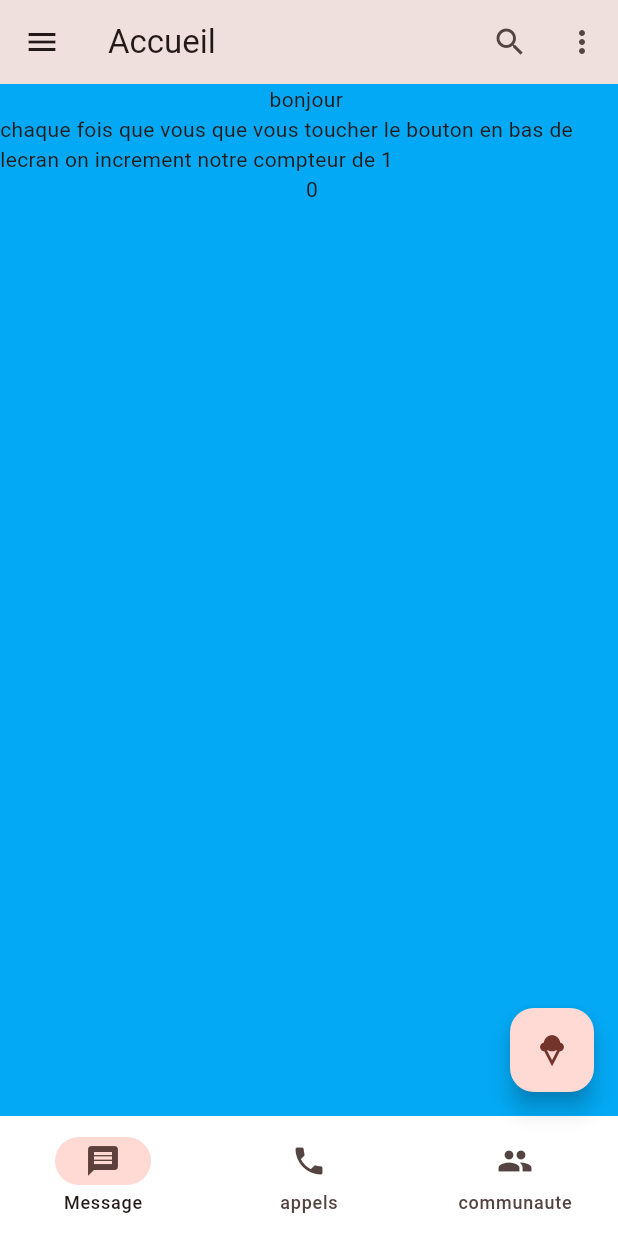
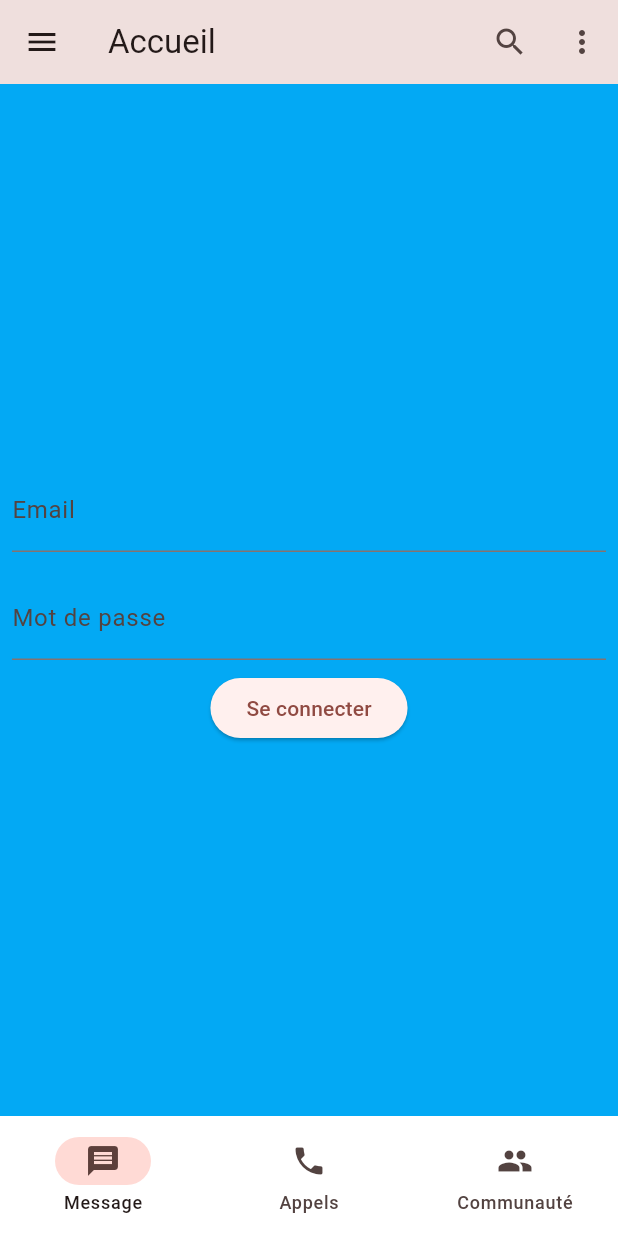
Before and after one commit to Isabelle-Comp/gestionDepense, a Flutter app: the screen it shows after launch, on a phone screen of 412 x 824 dp. Run offline on Flutter 3.47's test engine with Material 3 defaults, Android fonts, the phone set to English and light mode, and no system bars; our stand-ins replace shared_preferences.

Commit message:
Isabelle-comp

```diff
--- a/lib/main.dart
+++ b/lib/main.dart
@@ -1,78 +1,140 @@
 import 'package:flutter/material.dart';
-
-
+import 'package:shared_preferences/shared_preferences.dart';
 
 void main() {
-
-  print("bonjour");
   runApp(HomePage());
-
 }
 
 class HomePage extends StatefulWidget {
-  //const HomePage({super.key});
+  @override
+  State<HomePage> createState() => StatApp();
+}
+
+class StatApp extends State<HomePage> {
+  Color bg = Colors.lightBlue;
+  int count = 0;
+  bool isLoggedIn = false; // Variable pour vérifier si l'utilisateur est connecté
+
+  TextEditingController emailController = TextEditingController();
+  TextEditingController passwordController = TextEditingController();
 
   @override
-  State<HomePage> createState() {
-    // TODO: implement createElement
-    return StatApp() ;
+  void initState() {
+    super.initState();
+    _checkLoginStatus(); // Vérifier le statut de connexion lors du lancement de l'app
   }
-}
 
-class StatApp extends State<HomePage>{
-  Color bg= Colors.lightBlue;
-  int count=0;
+  // Vérifie si l'utilisateur est connecté
+  _checkLoginStatus() async {
+    SharedPreferences prefs = await SharedPreferences.getInstance();
+    setState(() {
+      isLoggedIn = prefs.getBool('isLoggedIn') ?? false;
+    });
+  }
+
+  // Fonction pour se connecter
+  _login() async {
+    String email = emailController.text;
+    String password = passwordController.text;
+
+    // Simuler une vérification simple (vous pouvez remplacer par une vraie logique d'authentification)
+    if (email == "user@example.com" && password == "password123") {
+      SharedPreferences prefs = await SharedPreferences.getInstance();
+      await prefs.setBool('isLoggedIn', true);
+      setState(() {
+        isLoggedIn = true;
+      });
+    } else {
+      ScaffoldMessenger.of(context).showSnackBar(SnackBar(
+        content: Text("Identifiants incorrects"),
+      ));
+    }
+  }
+
+  // Fonction pour se déconnecter
+  _logout() async {
+    SharedPreferences prefs = await SharedPreferences.getInstance();
+    await prefs.setBool('isLoggedIn', false);
+    setState(() {
+      isLoggedIn = false;
+    });
+  }
+
   @override
-  Widget build(BuildContext context){
+  Widget build(BuildContext context) {
     return MaterialApp(
-
       debugShowCheckedModeBanner: false,
-
       home: Scaffold(
-
         appBar: AppBar(
-          title: Text("Accueil"), elevation:122 ,
-
+          title: Text("Accueil"),
+          elevation: 122,
           actions: [
             IconButton(onPressed: () {}, icon: Icon(Icons.search)),
             IconButton(onPressed: () {}, icon: Icon(Icons.more_vert)),
           ],
         ),
         drawer: Drawer(),
-        body: Column(
-
-            children: [
-              Text("bonjour "),
-              Text("chaque fois que vous que vous toucher le bouton en bas de lecran on increment notre compteur de 1 "),
-              Text(" $count"),
-            ]
-
-
-
-
+        body: isLoggedIn
+            ? Column(
+          mainAxisAlignment: MainAxisAlignment.center,
+          children: [
+            Text(
+              "Bienvenue !",
+              style: TextStyle(fontSize: 30, fontWeight: FontWeight.bold),
+            ),
+            Text("Compteur: $count"),
+            SizedBox(height: 20),
+            ElevatedButton(
+              onPressed: _logout,
+              child: Text("Se déconnecter"),
+            ),
+            FloatingActionButton(
+              onPressed: () {
+                setState(() {
+                  count++;
+                });
+              },
+              child: Icon(Icons.add),
+            ),
+          ],
+        )
+            : Column(
+          mainAxisAlignment: MainAxisAlignment.center,
+          children: [
+            Padding(
+              padding: const EdgeInsets.all(8.0),
+              child: TextField(
+                controller: emailController,
+                decoration: InputDecoration(labelText: 'Email'),
+              ),
+            ),
+            Padding(
+              padding: const EdgeInsets.all(8.0),
+              child: TextField(
+                controller: passwordController,
+                decoration: InputDecoration(labelText: 'Mot de passe'),
+                obscureText: true,
+              ),
+            ),
+            ElevatedButton(
+              onPressed: _login,
+              child: Text("Se connecter"),
+            ),
+          ],
         ),
         bottomNavigationBar: NavigationBar(
-
-            backgroundColor: Colors.white ,
-            destinations:[
-              NavigationDestination(icon: Icon(Icons.message), label: "Message",  ),
-              NavigationDestination(icon: Icon(Icons.phone), label: "appels"),
-              NavigationDestination(icon: Icon(Icons.group), label: "communaute"),
-            ]
-
-        ),
-        floatingActionButton: FloatingActionButton(
-          onPressed: (){
-
-
-          },
-          child: Icon(Icons.icecream),
+          backgroundColor: Colors.white,
+          destinations: [
+            NavigationDestination(icon: Icon(Icons.message), label: "Message"),
+            NavigationDestination(icon: Icon(Icons.phone), label: "Appels"),
+            NavigationDestination(icon: Icon(Icons.group), label: "Communauté"),
+          ],
         ),
         backgroundColor: bg,
       ),
-      theme:ThemeData(
-          colorSchemeSeed: Colors.red,
-          scaffoldBackgroundColor: Colors.white
+      theme: ThemeData(
+        colorSchemeSeed: Colors.red,
+        scaffoldBackgroundColor: Colors.white,
       ),
     );
   }
```
Also changed, not shown: pubspec.yaml (+11 -88 lines), pubspec.lock, 1 other file.
